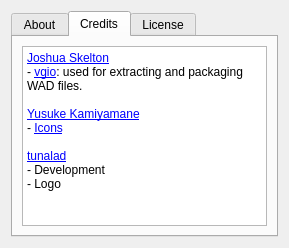
tunalad/qthon, file ui/about.ui: the form before one commit.
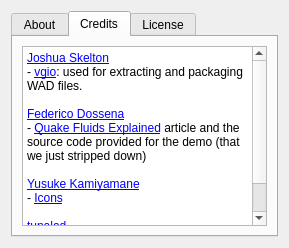
The form after the commit. The open tabs and pages were chosen to show the change. Icons and pictures are not drawn.

The edit to the form file:
```diff
--- a/ui/about.ui
+++ b/ui/about.ui
@@ -72,6 +72,9 @@
 &lt;p style=&quot; margin-top:0px; margin-bottom:0px; margin-left:0px; margin-right:0px; -qt-block-indent:0; text-indent:0px;&quot;&gt;&lt;a href=&quot;https://joshuaskelton.com/&quot;&gt;&lt;span style=&quot; text-decoration: underline; color:#0000ff;&quot;&gt;Joshua Skelton&lt;/span&gt;&lt;/a&gt;&lt;/p&gt;
 &lt;p style=&quot; margin-top:0px; margin-bottom:0px; margin-left:0px; margin-right:0px; -qt-block-indent:0; text-indent:0px;&quot;&gt;- &lt;a href=&quot;https://github.com/joshuaskelly/vgio&quot;&gt;&lt;span style=&quot; text-decoration: underline; color:#0000ff;&quot;&gt;vgio&lt;/span&gt;&lt;/a&gt;: used for extracting and packaging WAD files.&lt;/p&gt;
 &lt;p style=&quot;-qt-paragraph-type:empty; margin-top:0px; margin-bottom:0px; margin-left:0px; margin-right:0px; -qt-block-indent:0; text-indent:0px;&quot;&gt;&lt;br /&gt;&lt;/p&gt;
+&lt;p style=&quot; margin-top:0px; margin-bottom:0px; margin-left:0px; margin-right:0px; -qt-block-indent:0; text-indent:0px;&quot;&gt;&lt;a href=&quot;https://github.com/adolfintel&quot;&gt;&lt;span style=&quot; text-decoration: underline; color:#0000ff;&quot;&gt;Federico Dossena&lt;/span&gt;&lt;/a&gt;&lt;/p&gt;
+&lt;p style=&quot; margin-top:0px; margin-bottom:0px; margin-left:0px; margin-right:0px; -qt-block-indent:0; text-indent:0px;&quot;&gt;- &lt;a href=&quot;https://fdossena.com/?p=quakeFluids/i.md&quot;&gt;&lt;span style=&quot; text-decoration: underline; color:#0000ff;&quot;&gt;Quake Fluids Explained&lt;/span&gt;&lt;/a&gt; article and the source code provided for the demo (that we just stripped down)&lt;/p&gt;
+&lt;p style=&quot;-qt-paragraph-type:empty; margin-top:0px; margin-bottom:0px; margin-left:0px; margin-right:0px; -qt-block-indent:0; text-indent:0px;&quot;&gt;&lt;br /&gt;&lt;/p&gt;
 &lt;p style=&quot; margin-top:0px; margin-bottom:0px; margin-left:0px; margin-right:0px; -qt-block-indent:0; text-indent:0px;&quot;&gt;&lt;a href=&quot;https://p.yusukekamiyamane.com/&quot;&gt;&lt;span style=&quot; text-decoration: underline; color:#0000ff;&quot;&gt;Yusuke Kamiyamane&lt;/span&gt;&lt;/a&gt;&lt;/p&gt;
 &lt;p style=&quot; margin-top:0px; margin-bottom:0px; margin-left:0px; margin-right:0px; -qt-block-indent:0; text-indent:0px;&quot;&gt;- &lt;a href=&quot;https://p.yusukekamiyamane.com/&quot;&gt;&lt;span style=&quot; text-decoration: underline; color:#0000ff;&quot;&gt;Icons&lt;/span&gt;&lt;/a&gt;&lt;/p&gt;
 &lt;p style=&quot;-qt-paragraph-type:empty; margin-top:0px; margin-bottom:0px; margin-left:0px; margin-right:0px; -qt-block-indent:0; text-indent:0px;&quot;&gt;&lt;br /&gt;&lt;/p&gt;
```
